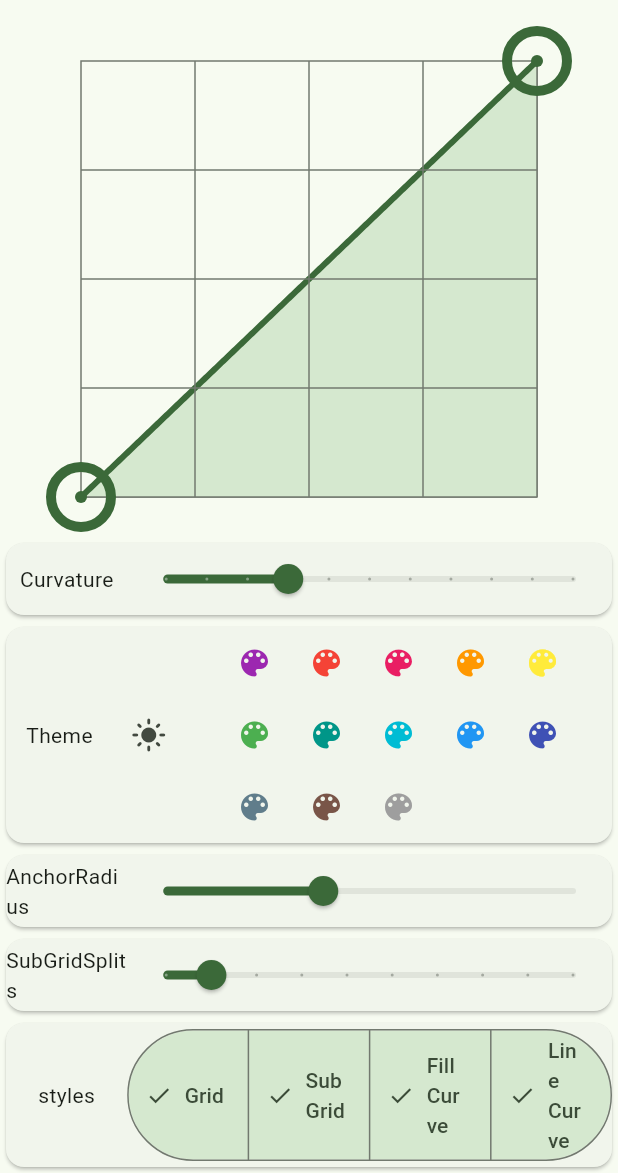
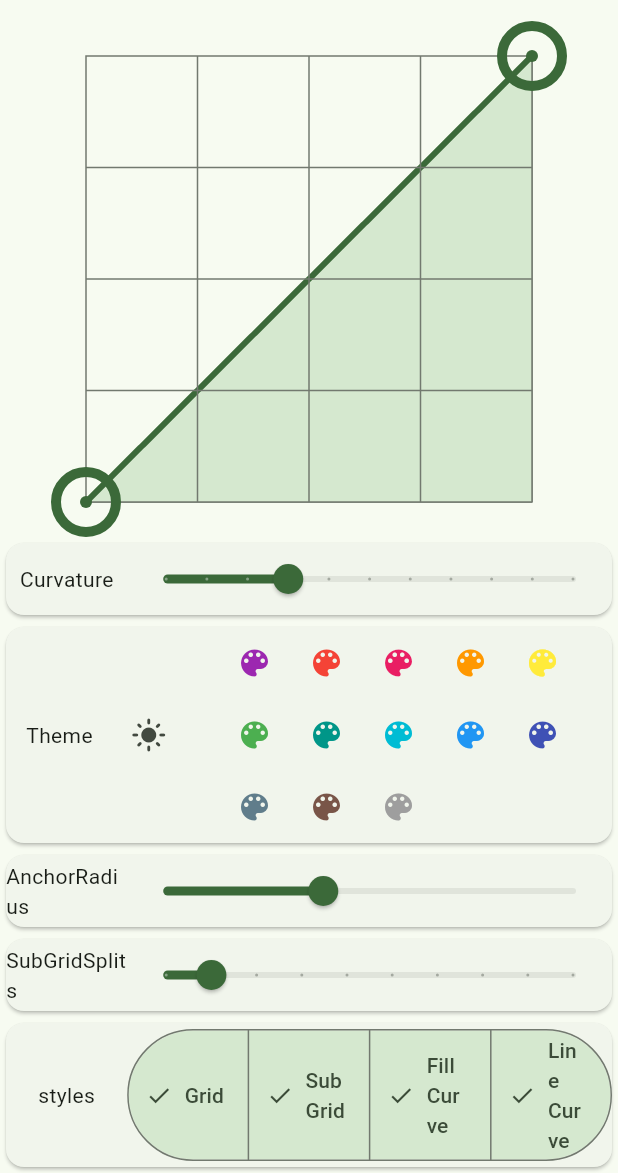
Before and after one commit to nat-s3/tone_curve, a Flutter app: the screen it shows after launch, on a phone screen of 412 x 824 dp, the part 63-1236 px from its top. Run offline on Flutter 3.47's test engine with Material 3 defaults, Android fonts, the phone set to English and light mode, and no system bars.

Commit message:
Fixed pointer and tone curve anchor positions

```diff
--- a/lib/src/core/tone_curve.dart
+++ b/lib/src/core/tone_curve.dart
@@ -75,7 +75,8 @@
     return LayoutBuilder(
       builder: (context, layout) {
         // Calculate layout sizes
-        final paddingSize = widget.style.anchorRadius;
+        final paddingSize =
+            widget.style.anchorRadius + widget.style.anchorRadius / 6;
         final layoutSize = min(layout.maxWidth, layout.maxHeight);
         final size = layoutSize - paddingSize * 2;
 
@@ -87,9 +88,7 @@
           onPanUpdate: (detail) => onPanUpdate(detail, paddingSize, size),
           child: RepaintBoundary(
             child: Padding(
-              padding: EdgeInsets.all(
-                widget.style.anchorRadius + widget.style.anchorRadius / 3,
-              ),
+              padding: EdgeInsets.all(paddingSize),
               child: ValueListenableBuilder(
                 valueListenable: moveTarget,
                 builder: (context, value, child) {
```
